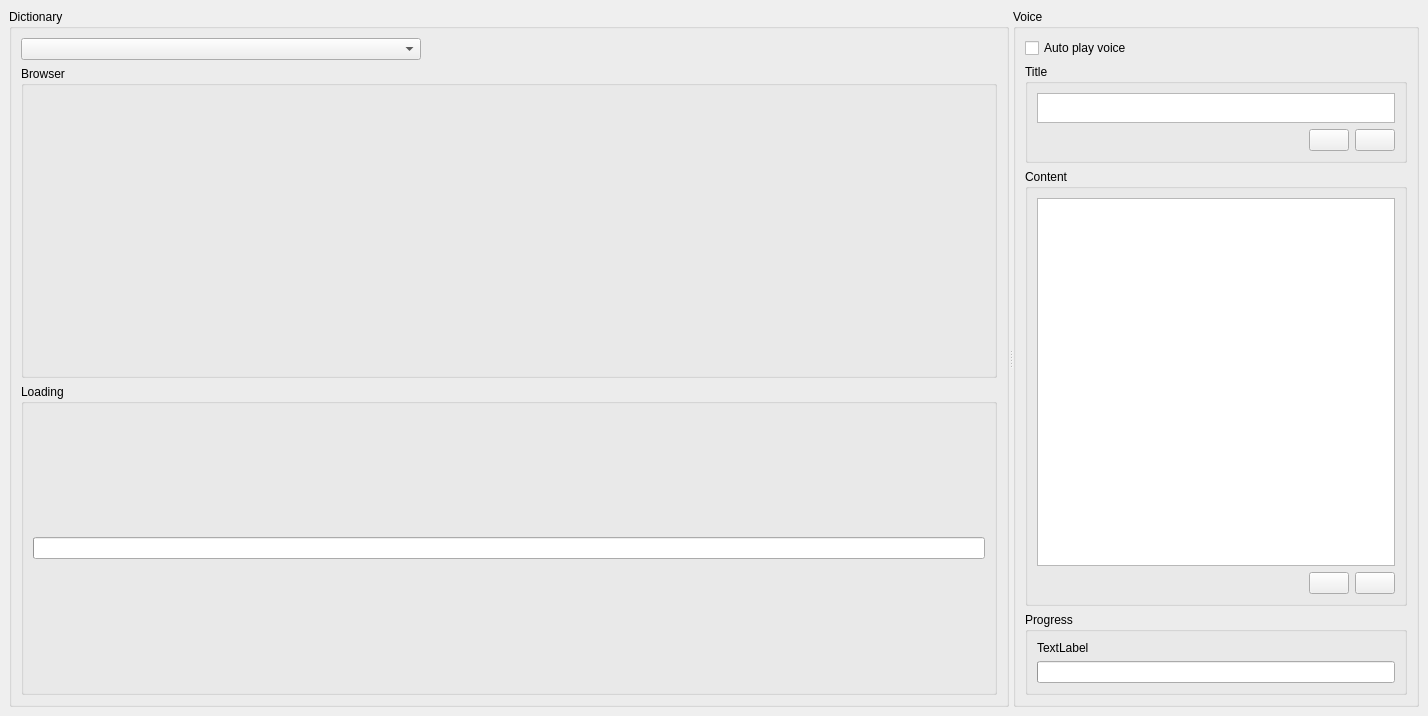
The window that src/ui/mainwindow.ui (samwellzuk/mktts) describes before a commit, drawn with Qt 5.
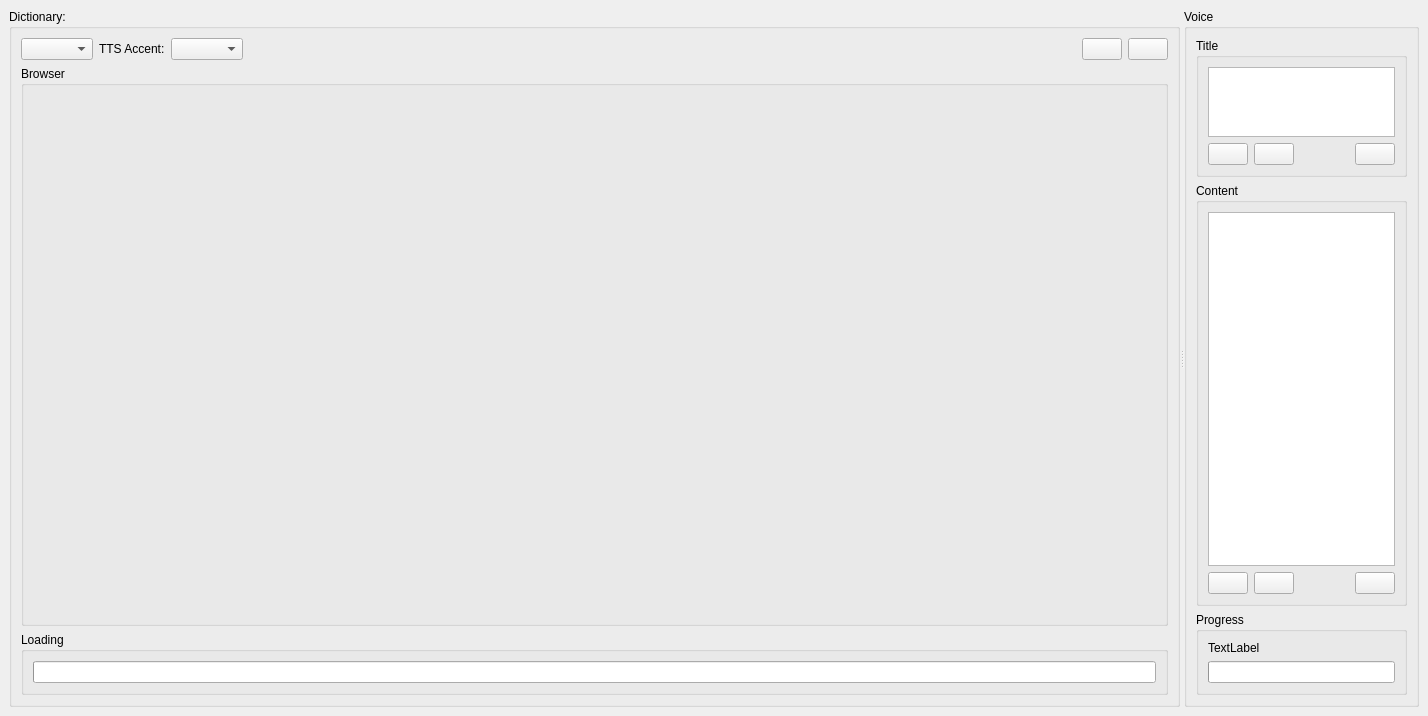
The same window after the commit. Icons and pictures are not drawn.

Patch:
```diff
--- a/src/ui/mainwindow.ui
+++ b/src/ui/mainwindow.ui
@@ -26,39 +26,87 @@
       </property>
       <widget class="QGroupBox" name="groupBox_3">
        <property name="sizePolicy">
-        <sizepolicy hsizetype="Minimum" vsizetype="Preferred">
-         <horstretch>10</horstretch>
+        <sizepolicy hsizetype="Expanding" vsizetype="Preferred">
+         <horstretch>4</horstretch>
          <verstretch>0</verstretch>
         </sizepolicy>
        </property>
-       <property name="minimumSize">
-        <size>
-         <width>1000</width>
-         <height>0</height>
-        </size>
-       </property>
        <property name="title">
-        <string>Dictionary</string>
+        <string>Dictionary:</string>
        </property>
        <layout class="QVBoxLayout" name="verticalLayout_7">
         <item>
-         <widget class="QComboBox" name="dictionaryBox">
-          <property name="sizePolicy">
-           <sizepolicy hsizetype="Maximum" vsizetype="Fixed">
-            <horstretch>0</horstretch>
-            <verstretch>0</verstretch>
-           </sizepolicy>
-          </property>
-          <property name="maximumSize">
-           <size>
-            <width>400</width>
-            <height>16777215</height>
-           </size>
-          </property>
-         </widget>
+         <layout class="QHBoxLayout" name="horizontalLayout_3">
+          <item>
+           <widget class="QComboBox" name="dictBox"/>
+          </item>
+          <item>
+           <widget class="QLabel" name="label_2">
+            <property name="text">
+             <string>TTS Accent:</string>
+            </property>
+           </widget>
+          </item>
+          <item>
+           <widget class="QComboBox" name="accentBox"/>
+          </item>
+          <item>
+           <spacer name="horizontalSpacer_3">
+            <property name="orientation">
+             <enum>Qt::Horizontal</enum>
+            </property>
+            <property name="sizeHint" stdset="0">
+             <size>
+              <width>40</width>
+              <height>20</height>
+             </size>
+            </property>
+           </spacer>
+          </item>
+          <item>
+           <widget class="QPushButton" name="dictMktts">
+            <property name="text">
+             <string/>
+            </property>
+            <property name="icon">
+             <iconset resource="../resouce.qrc">
+              <normaloff>:/images/tts.png</normaloff>:/images/tts.png</iconset>
+            </property>
+            <property name="iconSize">
+             <size>
+              <width>16</width>
+              <height>16</height>
+             </size>
+            </property>
+           </widget>
+          </item>
+          <item>
+           <widget class="QPushButton" name="refresh">
+            <property name="text">
+             <string/>
+            </property>
+            <property name="icon">
+             <iconset resource="../resouce.qrc">
+              <normaloff>:/images/refresh.png</normaloff>:/images/refresh.png</iconset>
+            </property>
+            <property name="iconSize">
+             <size>
+              <width>16</width>
+              <height>16</height>
+             </size>
+            </property>
+           </widget>
+          </item>
+         </layout>
         </item>
         <item>
          <widget class="QGroupBox" name="groupBox_4">
+          <property name="sizePolicy">
+           <sizepolicy hsizetype="Expanding" vsizetype="Expanding">
+            <horstretch>0</horstretch>
+            <verstretch>0</verstretch>
+           </sizepolicy>
+          </property>
           <property name="title">
            <string>Browser</string>
           </property>
@@ -81,65 +129,32 @@
       </widget>
       <widget class="QGroupBox" name="groupBox_6">
        <property name="sizePolicy">
-        <sizepolicy hsizetype="Minimum" vsizetype="Preferred">
-         <horstretch>3</horstretch>
+        <sizepolicy hsizetype="Expanding" vsizetype="Preferred">
+         <horstretch>1</horstretch>
          <verstretch>0</verstretch>
         </sizepolicy>
        </property>
-       <property name="minimumSize">
-        <size>
-         <width>400</width>
-         <height>0</height>
-        </size>
-       </property>
        <property name="title">
         <string>Voice</string>
        </property>
        <layout class="QVBoxLayout" name="verticalLayout_5">
-        <item>
-         <widget class="QCheckBox" name="autoplayBox">
-          <property name="text">
-           <string>Auto play voice</string>
-          </property>
-         </widget>
-        </item>
         <item>
          <widget class="QGroupBox" name="groupBox_2">
+          <property name="sizePolicy">
+           <sizepolicy hsizetype="Preferred" vsizetype="Expanding">
+            <horstretch>0</horstretch>
+            <verstretch>1</verstretch>
+           </sizepolicy>
+          </property>
           <property name="title">
            <string>Title</string>
           </property>
           <layout class="QVBoxLayout" name="verticalLayout">
            <item>
-            <widget class="QPlainTextEdit" name="titleEdit">
-             <property name="sizePolicy">
-              <sizepolicy hsizetype="Expanding" vsizetype="Fixed">
-               <horstretch>0</horstretch>
-               <verstretch>0</verstretch>
-              </sizepolicy>
-             </property>
-             <property name="maximumSize">
-              <size>
-               <width>16777215</width>
-               <height>30</height>
-              </size>
-             </property>
-            </widget>
+            <widget class="QPlainTextEdit" name="titleEdit"/>
            </item>
            <item>
             <layout class="QHBoxLayout" name="horizontalLayout">
-             <item>
-              <spacer name="horizontalSpacer">
-               <property name="orientation">
-                <enum>Qt::Horizontal</enum>
-               </property>
-               <property name="sizeHint" stdset="0">
-                <size>
-                 <width>40</width>
-                 <height>20</height>
-                </size>
-               </property>
-              </spacer>
-             </item>
              <item>
               <widget class="QPushButton" name="titlePlay">
                <property name="text">
@@ -167,7 +182,37 @@
                </property>
                <property name="icon">
                 <iconset resource="../resouce.qrc">
-                 <normaloff>:/images/cancel.png</normaloff>:/images/cancel.png</iconset>
+                 <normaloff>:/images/stop.png</normaloff>:/images/stop.png</iconset>
+               </property>
+               <property name="iconSize">
+                <size>
+                 <width>32</width>
+                 <height>32</height>
+                </size>
+               </property>
+              </widget>
+             </item>
+             <item>
+              <spacer name="horizontalSpacer">
+               <property name="orientation">
+                <enum>Qt::Horizontal</enum>
+               </property>
+               <property name="sizeHint" stdset="0">
+                <size>
+                 <width>40</width>
+                 <height>20</height>
+                </size>
+               </property>
+              </spacer>
+             </item>
+             <item>
+              <widget class="QPushButton" name="titleMktts">
+               <property name="text">
+                <string/>
+               </property>
+               <property name="icon">
+                <iconset resource="../resouce.qrc">
+                 <normaloff>:/images/tts.png</normaloff>:/images/tts.png</iconset>
                </property>
                <property name="iconSize">
                 <size>
@@ -184,6 +229,12 @@
         </item>
         <item>
          <widget class="QGroupBox" name="groupBox">
+          <property name="sizePolicy">
+           <sizepolicy hsizetype="Preferred" vsizetype="Expanding">
+            <horstretch>0</horstretch>
+            <verstretch>5</verstretch>
+           </sizepolicy>
+          </property>
           <property name="title">
            <string>Content</string>
           </property>
@@ -193,19 +244,6 @@
            </item>
            <item>
             <layout class="QHBoxLayout" name="horizontalLayout_2">
-             <item>
-              <spacer name="horizontalSpacer_2">
-               <property name="orientation">
-                <enum>Qt::Horizontal</enum>
-               </property>
-               <property name="sizeHint" stdset="0">
-                <size>
-                 <width>40</width>
-                 <height>20</height>
-                </size>
-               </property>
-              </spacer>
-             </item>
              <item>
               <widget class="QPushButton" name="contentPlay">
                <property name="text">
@@ -230,7 +268,37 @@
                </property>
                <property name="icon">
                 <iconset resource="../resouce.qrc">
-                 <normaloff>:/images/cancel.png</normaloff>:/images/cancel.png</iconset>
+                 <normaloff>:/images/stop.png</normaloff>:/images/stop.png</iconset>
+               </property>
+               <property name="iconSize">
+                <size>
+                 <width>32</width>
+                 <height>32</height>
+                </size>
+               </property>
+              </widget>
+             </item>
+             <item>
+              <spacer name="horizontalSpacer_2">
+               <property name="orientation">
+                <enum>Qt::Horizontal</enum>
+               </property>
+               <property name="sizeHint" stdset="0">
+                <size>
+                 <width>40</width>
+                 <height>20</height>
+                </size>
+               </property>
+              </spacer>
+             </item>
+             <item>
+              <widget class="QPushButton" name="contentMktts">
+               <property name="text">
+                <string/>
+               </property>
+               <property name="icon">
+                <iconset resource="../resouce.qrc">
+                 <normaloff>:/images/tts.png</normaloff>:/images/tts.png</iconset>
                </property>
                <property name="iconSize">
                 <size>
```
